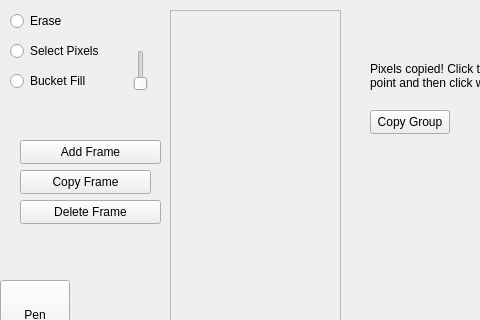
25hlarsen4/Sprite-Editor, file spriteeditor.ui: the form before one commit; both pictures show x 0 to 480 and y 0 to 320 of the 800 by 600 pixel window.
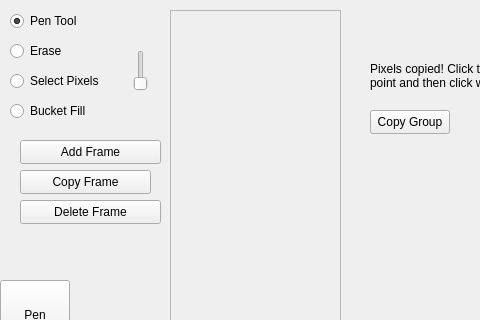
The form after the commit. Custom widgets are drawn as their Qt base class.

Commit message: Added pen tool button.

```diff
--- a/spriteeditor.ui
+++ b/spriteeditor.ui
@@ -217,7 +217,7 @@
     <property name="geometry">
      <rect>
       <x>10</x>
-      <y>10</y>
+      <y>40</y>
       <width>91</width>
       <height>22</height>
      </rect>
@@ -230,7 +230,7 @@
     <property name="geometry">
      <rect>
       <x>10</x>
-      <y>40</y>
+      <y>70</y>
       <width>91</width>
       <height>22</height>
      </rect>
@@ -243,7 +243,7 @@
     <property name="geometry">
      <rect>
       <x>10</x>
-      <y>70</y>
+      <y>100</y>
       <width>91</width>
       <height>22</height>
      </rect>
@@ -252,6 +252,22 @@
      <string>Bucket Fill</string>
     </property>
    </widget>
+   <widget class="QRadioButton" name="penToolButton">
+    <property name="geometry">
+     <rect>
+      <x>10</x>
+      <y>10</y>
+      <width>91</width>
+      <height>22</height>
+     </rect>
+    </property>
+    <property name="text">
+     <string>Pen Tool</string>
+    </property>
+    <property name="checked">
+     <bool>true</bool>
+    </property>
+   </widget>
   </widget>
   <widget class="QMenuBar" name="menubar">
    <property name="geometry">
```
The commit also changes 3 other files.
